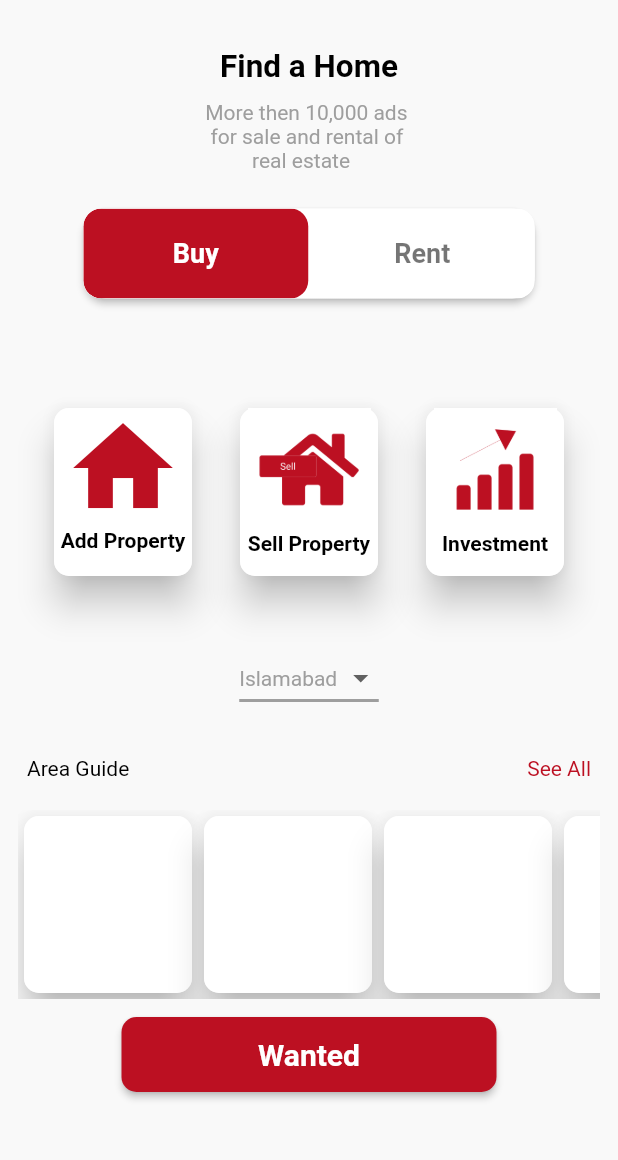
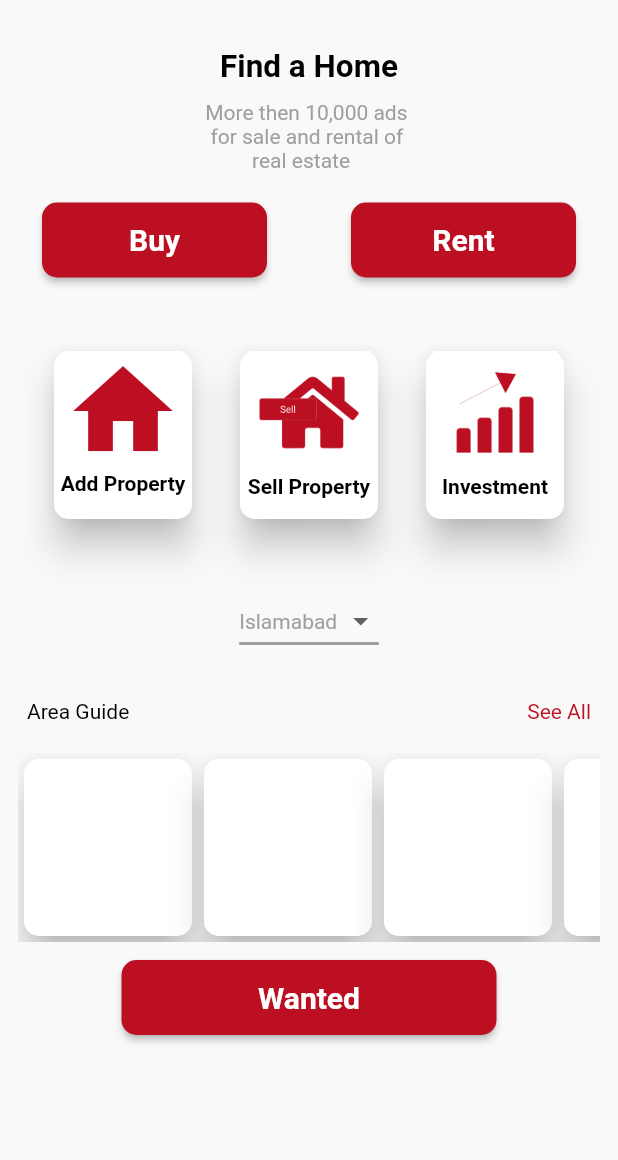
Before and after one commit to AliPunjabi/ArzeNafees, a Flutter app: the HomeScreen screen opened directly, on a phone screen of 412 x 824 dp, the part 66-1226 px from its top. Run offline on Flutter 3.47's test engine with Material 2 defaults, Android fonts, the light colour scheme and no system bars; drawn by our look-alikes of toggle_switch; our stand-ins replace connectivity, firebase_auth, firebase_core, fluttertoast, shared_preferences; accounts and stored records are empty.

Commit message:
New buttons, Navigation, appbar setting

```diff
--- a/lib/Components/Export/custom_import.dart
+++ b/lib/Components/Export/custom_import.dart
@@ -18,3 +18,4 @@ export 'package:fluttertoast/fluttertoast.dart';
 export 'package:shared_preferences/shared_preferences.dart';
 export 'dart:io' show Platform;
 export 'package:arzenafees/Screens/contactusscreen.dart';
+export 'package:arzenafees/Screens/buyscreen.dart';
--- a/lib/Screens/buyscreen.dart
+++ b/lib/Screens/buyscreen.dart
@@ -37,9 +37,19 @@ class _buyScreenState extends State<buyScreen> {
           titleSpacing: 0,
           leading: Padding(
             padding: const EdgeInsets.only(left: 8.0),
+            child: GestureDetector(
                 child: Icon(Icons.arrow_back_ios),
-        ),
-      ),
+                onTap: () {
+                  Navigator.of(context).push(
+                    Transitions(
+                        transitionType: TransitionType.fade,
+                        curve: Curves.bounceInOut,
+                        duration: const Duration(milliseconds: 500),
+                        reverseCurve: Curves.bounceOut,
+                        widget: HomeScreen()),
+                  );
+                }),
+          )),
       body: Column(children: [
         SizedBox(
           height: 20,
--- a/lib/Screens/homescreen.dart
+++ b/lib/Screens/homescreen.dart
@@ -1,5 +1,6 @@
 // ignore_for_file: prefer_const_constructors, use_key_in_widget_constructors, prefer_const_literals_to_create_immutables, unnecessary_new
 import 'package:arzenafees/Components/Export/custom_import.dart';
+import 'package:arzenafees/Screens/nointernetscreen.dart';
 
 class HomeScreen extends StatefulWidget {
   @override
@@ -8,6 +9,9 @@ class HomeScreen extends StatefulWidget {
 
 class _HomeScreenState extends State<HomeScreen> {
   String dropdownValue = 'Islamabad';
+
+  final List<Widget> _children = [buyScreen(), NoConnectionScreen()];
+
   @override
   Widget build(BuildContext context) {
     return Scaffold(
@@ -163,37 +167,56 @@ class _HomeScreenState extends State<HomeScreen> {
           "More then 10,000 ads \n for sale and rental of\n         real estate  ",
           style: TextStyle(color: Colors.grey),
         ),
-        Padding(
-          padding: const EdgeInsets.all(20.0),
-          child: Card(
-            elevation: 2,
-            shape: RoundedRectangleBorder(
-                borderRadius: BorderRadius.circular(15.0)),
-            child: ToggleSwitch(
-              fontSize: 18,
-              minWidth: 150.0,
-              minHeight: 60,
-              cornerRadius: 12.0,
-              activeBgColors: [
-                [Constants.colorMain],
-                [Constants.colorMain]
-              ],
-              inactiveBgColor: Constants.colorSecond,
-              activeFgColor: Constants.colorSecond,
-              inactiveFgColor: Colors.black54,
-              initialLabelIndex: 0,
-              totalSwitches: 2,
-              labels: ['Buy', 'Rent'],
-              customTextStyles: [
-                TextStyle(fontWeight: FontWeight.bold),
-                TextStyle(fontWeight: FontWeight.bold)
-              ],
-              radiusStyle: true,
-              onToggle: (index) {
-                print('switched to: $index');
-              },
-            ),
-          ),
+        SizedBox(
+          height: 20,
+        ),
+        Row(
+          mainAxisAlignment: MainAxisAlignment.spaceAround,
+          children: [
+            SizedBox(
+                height: 50,
+                width: 150,
+                child: ElevatedButton(
+                    onPressed: () {
+                      Navigator.of(context).push(
+                        Transitions(
+                            transitionType: TransitionType.fade,
+                            curve: Curves.bounceInOut,
+                            duration: const Duration(milliseconds: 500),
+                            reverseCurve: Curves.bounceOut,
+                            widget: buyScreen()),
+                      );
+                    },
+                    style: ElevatedButton.styleFrom(
+                      shape: new RoundedRectangleBorder(
+                        borderRadius: new BorderRadius.circular(10.0),
+                      ),
+                    ),
+                    child: Text(
+                      'Buy',
+                      style: TextStyle(
+                          fontFamily: 'Roboto',
+                          fontWeight: FontWeight.bold,
+                          fontSize: 20),
+                    ))),
+            SizedBox(
+                height: 50,
+                width: 150,
+                child: ElevatedButton(
+                    onPressed: () {},
+                    style: ElevatedButton.styleFrom(
+                      shape: new RoundedRectangleBorder(
+                        borderRadius: new BorderRadius.circular(10.0),
+                      ),
+                    ),
+                    child: Text(
+                      'Rent',
+                      style: TextStyle(
+                          fontFamily: 'Roboto',
+                          fontWeight: FontWeight.bold,
+                          fontSize: 20),
+                    ))),
+          ],
         ),
         SizedBox(
           height: 25,
```
Lines whose indentation alone changed are shown as unchanged.
